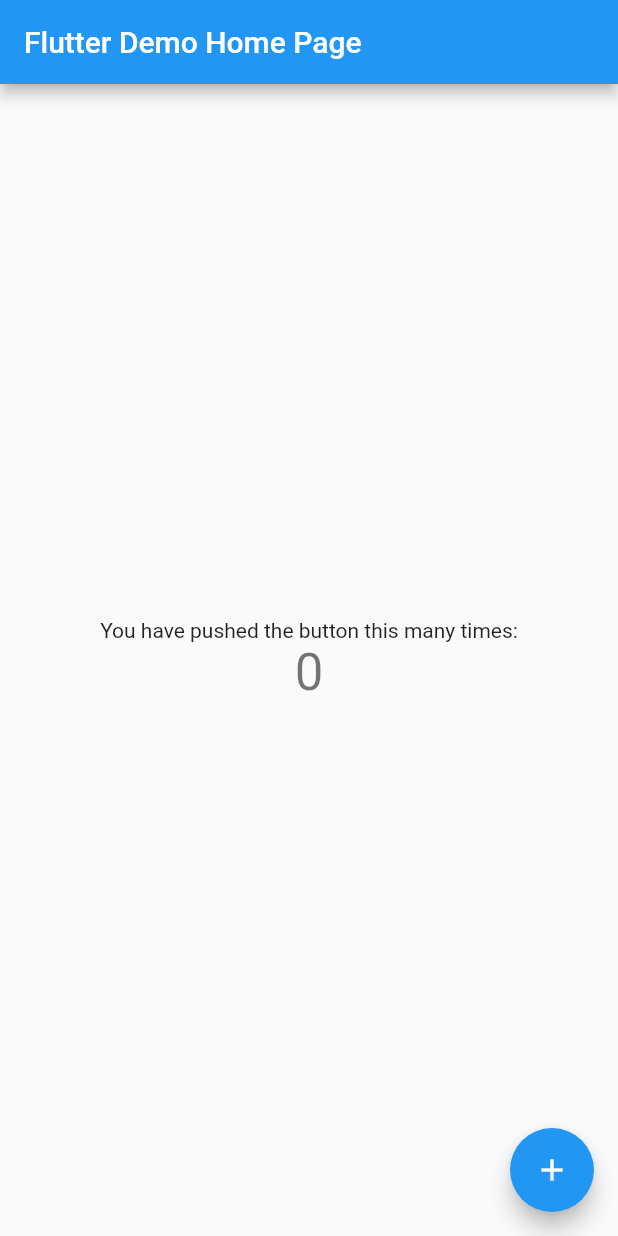
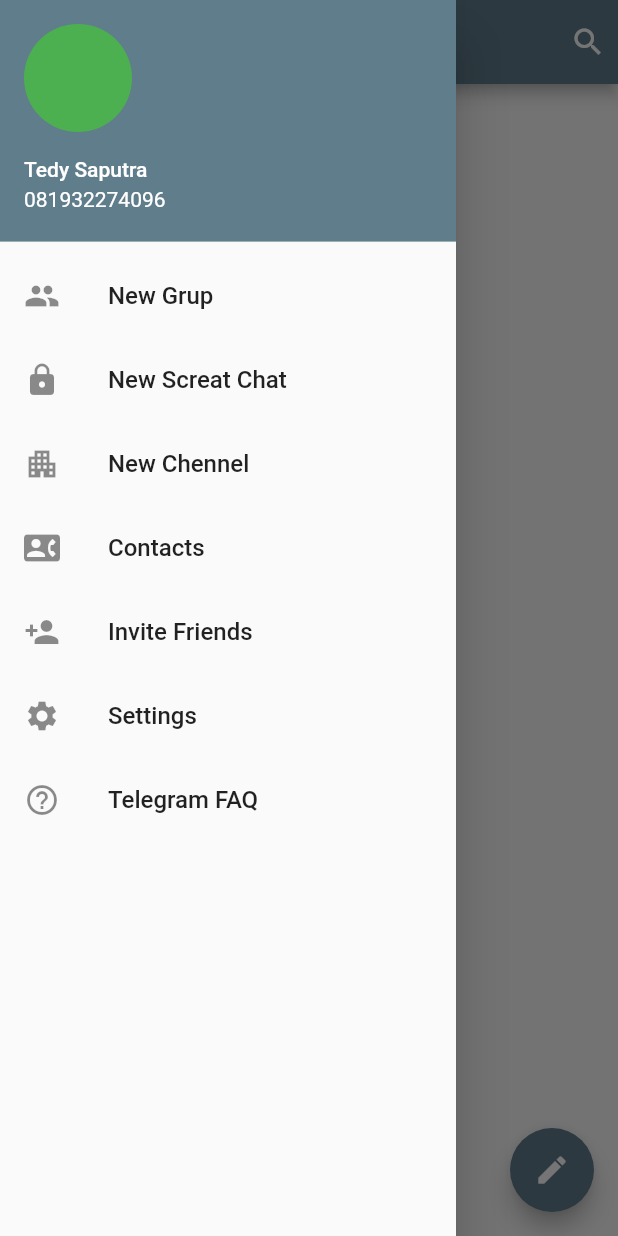
Before and after one commit to teddysaputra610/Live-Sesion, a Flutter app: the screen it shows after launch, with the side drawer open (before the commit the screen has no drawer), on a phone screen of 412 x 824 dp. Run offline on Flutter 3.47's test engine with Material 2 defaults, Android fonts, the light colour scheme and no system bars.

Commit message:
cuma latihan

```diff
--- /dev/null
+++ b/latihan/bin/section12/lib/chat.dart
@@ -0,0 +1,42 @@
+class Chat {
+  final String nama;
+  final String pesan;
+  final String waktu;
+  final String profil;
+
+  Chat(
+      {required this.nama,
+      required this.pesan,
+      required this.waktu,
+      required this.profil});
+}
+
+final List<Chat> data = [
+  Chat(nama: 'Rifki', pesan: 'Lagi dimana ?', waktu: '15.00', profil: 'R'),
+  Chat(
+      nama: 'Ardiyan',
+      pesan: 'nanti sore keluar',
+      waktu: '15.30',
+      profil: 'Ar'),
+  Chat(
+      nama: 'Saeful',
+      pesan: 'ngopi lah diem diem bae',
+      waktu: '19.00',
+      profil: 'Sa'),
+  Chat(nama: 'Ari FEB 19', pesan: 'gass log in ', waktu: '21.00', profil: 'A'),
+  Chat(
+      nama: 'Fakih FEB 19',
+      pesan: 'gua mau push rank, mau iku ngga ?',
+      waktu: '22.00',
+      profil: 'F'),
+  Chat(
+      nama: 'Angga FEB 19',
+      pesan: 'Dosennya udah masuk apa blum ?',
+      waktu: '08.00',
+      profil: 'An'),
+  Chat(
+      nama: 'Bagus FEB 19',
+      pesan: 'Kantin yu bosen',
+      waktu: '10.00',
+      profil: 'Bg'),
+];
--- a/latihan/bin/section12/lib/main.dart
+++ b/latihan/bin/section12/lib/main.dart
@@ -1,4 +1,5 @@
 import 'package:flutter/material.dart';
+import 'menu.dart';
 
 void main() {
   runApp(const MyApp());
@@ -7,109 +8,26 @@
 class MyApp extends StatelessWidget {
   const MyApp({Key? key}) : super(key: key);
 
-  // This widget is the root of your application.
   @override
   Widget build(BuildContext context) {
     return MaterialApp(
-      title: 'Flutter Demo',
-      theme: ThemeData(
-        // This is the theme of your application.
-        //
-        // Try running your application with "flutter run". You'll see the
-        // application has a blue toolbar. Then, without quitting the app, try
-        // changing the primarySwatch below to Colors.green and then invoke
-        // "hot reload" (press "r" in the console where you ran "flutter run",
-        // or simply save your changes to "hot reload" in a Flutter IDE).
-        // Notice that the counter didn't reset back to zero; the application
-        // is not restarted.
-        primarySwatch: Colors.blue,
+      theme: ThemeData(primarySwatch: Colors.blueGrey),
+      home: Scaffold(
+        appBar: AppBar(
+          title: const Text('Telegram'),
+          actions: const <Widget>[
+            Padding(
+              padding: EdgeInsets.all(8.0),
+              child: Icon(Icons.search),
+            )
+          ],
+        ),
+        floatingActionButton: const FloatingActionButton(
+          child: Icon(Icons.create),
+          onPressed: null,
+        ),
+        drawer: const Menu(),
       ),
-      home: const MyHomePage(title: 'Flutter Demo Home Page'),
     );
   }
 }
-
-class MyHomePage extends StatefulWidget {
-  const MyHomePage({Key? key, required this.title}) : super(key: key);
-
-  // This widget is the home page of your application. It is stateful, meaning
-  // that it has a State object (defined below) that contains fields that affect
-  // how it looks.
-
-  // This class is the configuration for the state. It holds the values (in this
-  // case the title) provided by the parent (in this case the App widget) and
-  // used by the build method of the State. Fields in a Widget subclass are
-  // always marked "final".
-
-  final String title;
-
-  @override
-  State<MyHomePage> createState() => _MyHomePageState();
-}
-
-class _MyHomePageState extends State<MyHomePage> {
-  int _counter = 0;
-
-  void _incrementCounter() {
-    setState(() {
-      // This call to setState tells the Flutter framework that something has
-      // changed in this State, which causes it to rerun the build method below
-      // so that the display can reflect the updated values. If we changed
-      // _counter without calling setState(), then the build method would not be
-      // called again, and so nothing would appear to happen.
-      _counter++;
-    });
-  }
-
-  @override
-  Widget build(BuildContext context) {
-    // This method is rerun every time setState is called, for instance as done
-    // by the _incrementCounter method above.
-    //
-    // The Flutter framework has been optimized to make rerunning build methods
-    // fast, so that you can just rebuild anything that needs updating rather
-    // than having to individually change instances of widgets.
-    return Scaffold(
-      appBar: AppBar(
-        // Here we take the value from the MyHomePage object that was created by
-        // the App.build method, and use it to set our appbar title.
-        title: Text(widget.title),
-      ),
-      body: Center(
-        // Center is a layout widget. It takes a single child and positions it
-        // in the middle of the parent.
-        child: Column(
-          // Column is also a layout widget. It takes a list of children and
-          // arranges them vertically. By default, it sizes itself to fit its
-          // children horizontally, and tries to be as tall as its parent.
-          //
-          // Invoke "debug painting" (press "p" in the console, choose the
-          // "Toggle Debug Paint" action from the Flutter Inspector in Android
-          // Studio, or the "Toggle Debug Paint" command in Visual Studio Code)
-          // to see the wireframe for each widget.
-          //
-          // Column has various properties to control how it sizes itself and
-          // how it positions its children. Here we use mainAxisAlignment to
-          // center the children vertically; the main axis here is the vertical
-          // axis because Columns are vertical (the cross axis would be
-          // horizontal).
-          mainAxisAlignment: MainAxisAlignment.center,
-          children: <Widget>[
-            const Text(
-              'You have pushed the button this many times:',
-            ),
-            Text(
-              '$_counter',
-              style: Theme.of(context).textTheme.headline4,
-            ),
-          ],
-        ),
-      ),
-      floatingActionButton: FloatingActionButton(
-        onPressed: _incrementCounter,
-        tooltip: 'Increment',
-        child: const Icon(Icons.add),
-      ), // This trailing comma makes auto-formatting nicer for build methods.
-    );
-  }
-}
--- /dev/null
+++ b/latihan/bin/section12/lib/menu.dart
@@ -0,0 +1,73 @@
+import 'package:flutter/material.dart';
+
+class Menu extends StatelessWidget {
+  const Menu({Key? key}) : super(key: key);
+
+  @override
+  Widget build(BuildContext context) {
+    return Drawer(
+      child: ListView(
+        children: const <Widget>[
+          UserAccountsDrawerHeader(
+              accountName: Text("Tedy Saputra"),
+              currentAccountPicture: CircleAvatar(
+                backgroundColor: Colors.green,
+              ),
+              accountEmail: Text('081932274096')),
+          Barmenu(
+            iconData: Icons.group,
+            namaicon: 'New Grup',
+          ),
+          Barmenu(
+            iconData: Icons.lock,
+            namaicon: 'New Screat Chat',
+          ),
+          Barmenu(
+            iconData: Icons.apartment_outlined,
+            namaicon: 'New Chennel',
+          ),
+          Barmenu(
+            iconData: Icons.contact_phone,
+            namaicon: 'Contacts',
+          ),
+          Barmenu(
+            iconData: Icons.person_add,
+            namaicon: 'Invite Friends',
+          ),
+          Barmenu(
+            iconData: Icons.settings,
+            namaicon: 'Settings',
+          ),
+          Barmenu(
+            iconData: Icons.help_outline,
+            namaicon: 'Telegram FAQ',
+          )
+        ],
+      ),
+    );
+  }
+}
+
+class Barmenu extends StatelessWidget {
+  final IconData iconData;
+  final String namaicon;
+  // final VoidCallback onTilePressed;
+
+  const Barmenu({
+    Key? key,
+    required this.iconData,
+    required this.namaicon,
+  }) : super(key: key);
+
+  @override
+  Widget build(BuildContext context) {
+    return ListTile(
+        // onTap: onTilePressed,
+        // dense: false,
+        leading: Icon(iconData),
+        title: Text(
+          namaicon,
+          style: const TextStyle(fontSize: 16),
+        ));
+  }
+}
```
